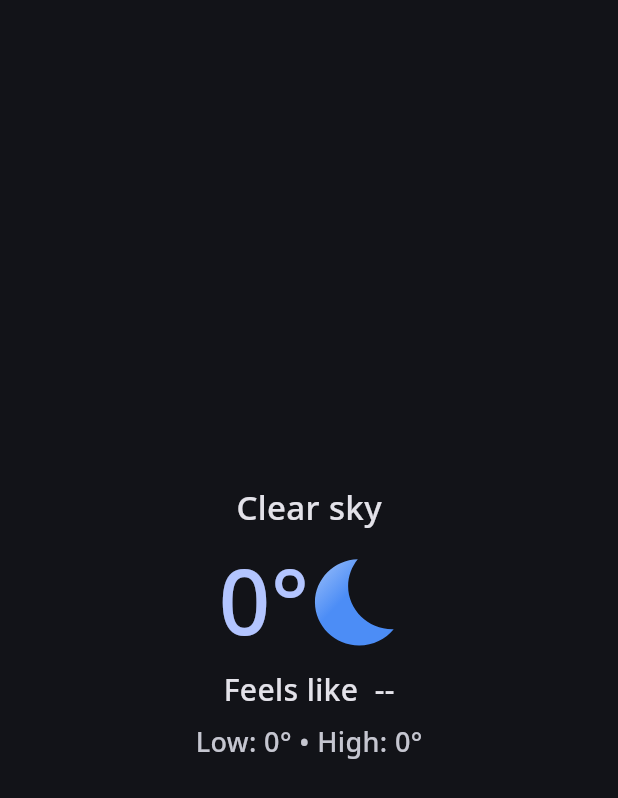
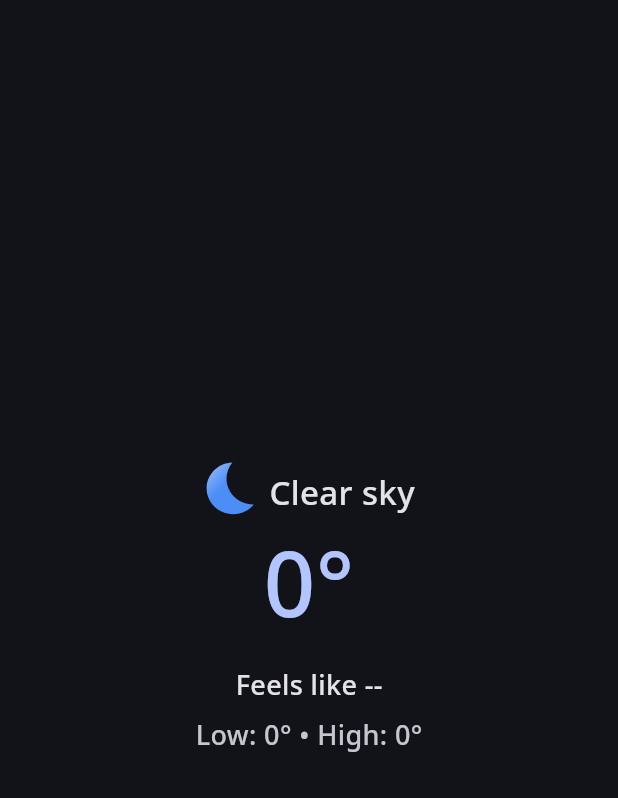
Before and after one commit to hamzaaxnvan/WeatherMaster, a Flutter app: the WeatherTopCardVertical widget shown alone on an empty page, opened directly with empty values, on a phone screen of 412 x 824 dp. Shown: the top 798 px of the screen. Run offline on Flutter 3.47's test engine with Material 3 defaults, Android fonts, the phone set to English and light mode, and no system bars; our stand-ins replace connectivity_plus, custom_refresh_indicator, dynamic_color, easy_localization, file_picker, fl_chart and 11 more; missing offline and left inert: flex_color_picker, home_widget, lat_lng_to_timezone, restart_app, solar_calculator; accounts and stored records are empty; project files that could hold a hidden picture were left out.

Commit message:
diff theme for non-froggy layout

```diff
--- a/lib/widgets/top_weather_card.dart
+++ b/lib/widgets/top_weather_card.dart
@@ -287,7 +287,7 @@ class AnimatedTemperature extends StatelessWidget {
         return Text(
           isShowFrog
               ? '${value.toStringAsFixed(0)}°'
-              : value.toStringAsFixed(0),
+              : '${value.toStringAsFixed(0)}°',
           style: TextStyle(
             color: Theme.of(context).brightness == Brightness.light
                 ? Theme.of(context).colorScheme.inverseSurface
@@ -366,7 +366,7 @@ class _WeatherTopCardStateVertical extends State<WeatherTopCardVertical> {
     final colorTheme = Theme.of(context).colorScheme;
 
     return Padding(
-      padding: const EdgeInsets.fromLTRB(16, 16, 16, 10),
+      padding: const EdgeInsets.fromLTRB(16, 0, 16, 14),
       child: Column(
         mainAxisAlignment: MainAxisAlignment.center,
         crossAxisAlignment: CrossAxisAlignment.center,
@@ -374,6 +374,17 @@ class _WeatherTopCardStateVertical extends State<WeatherTopCardVertical> {
           Column(
             mainAxisAlignment: MainAxisAlignment.center,
             children: [
+              Row(
+                  mainAxisAlignment: MainAxisAlignment.center,
+                  crossAxisAlignment: CrossAxisAlignment.end,
+                  spacing: 8,
+                  children: [
+                    SvgPicture.asset(
+                      WeatherIconMapper.getIcon(
+                          widget.currentWeatherIconCode, widget.currentisDay),
+                      width: 36,
+                      height: 36,
+                    ),
                     Text(
                       WeatherConditionMapper.getConditionLabel(
                         widget.currentWeatherIconCode,
@@ -384,42 +395,28 @@ class _WeatherTopCardStateVertical extends State<WeatherTopCardVertical> {
                         fontSize: 22,
                       ),
                     ),
+                  ]),
               SizedBox(
-                height: 8,
+                height: 6,
               ),
-              Row(
-                mainAxisAlignment: MainAxisAlignment.center,
-                crossAxisAlignment: CrossAxisAlignment.start,
-                children: [
               PreferencesHelper.getBool("useTempAnimation") == false
-                      ? Text("$convertedTemp",
+                  ? Text("$convertedTemp°",
                       style: TextStyle(
-                              color: Theme.of(context).brightness ==
-                                      Brightness.light
+                          color:
+                              Theme.of(context).brightness == Brightness.light
                                   ? Theme.of(context).colorScheme.inverseSurface
                                   : Theme.of(context).colorScheme.primary,
                           fontSize: 120,
                           height: 1.3))
-                      : AnimatedTemperature(
-                          targetTemp: convertedTemp.toDouble()),
-                  Padding(
-                    padding: const EdgeInsets.only(top: 10),
-                    child: SvgPicture.asset(
-                      WeatherIconMapper.getIcon(
-                          widget.currentWeatherIconCode, widget.currentisDay),
-                      width: 60,
-                    ),
-                  ),
-                ],
-              ),
+                  : AnimatedTemperature(targetTemp: convertedTemp.toDouble()),
               SizedBox(
-                height: 6,
+                height: 16,
               ),
               Text(
-                "${'feels_like'.tr()}  ${widget.currentFeelsLike == 0000 ? '--' : '$convertedfeelsLikeTemp°'}",
+                "${'feels_like'.tr()} ${widget.currentFeelsLike == 0000 ? '--' : '$convertedfeelsLikeTemp°'}",
                 style: TextStyle(
                   color: colorTheme.onSurface,
-                  fontSize: 20,
+                  fontSize: 18,
                 ),
               ),
               SizedBox(height: 7),
```
Also changed, not shown: lib/controllers/gradient_list.dart (+58 -2 lines), lib/screens/home.dart (+42 -9 lines). Lines whose indentation alone changed are shown as unchanged.
